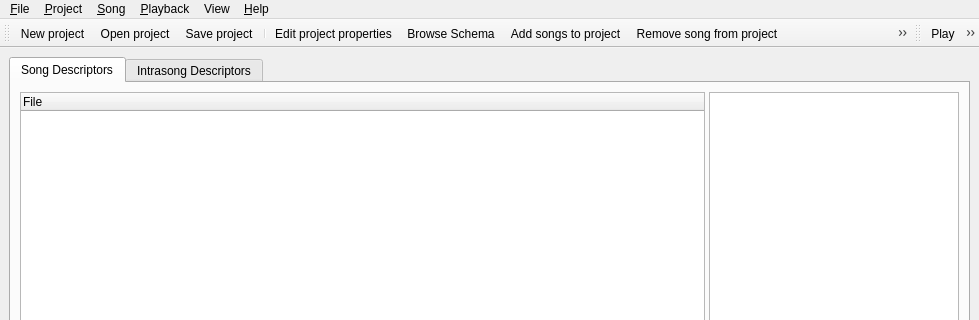
First picture: the form in CLAM_Annotator/src/Annotator.ui, repository clam-project/clam, before the edit; both pictures show x 0 to 979 and y 0 to 320 of the 979 by 611 pixel window.
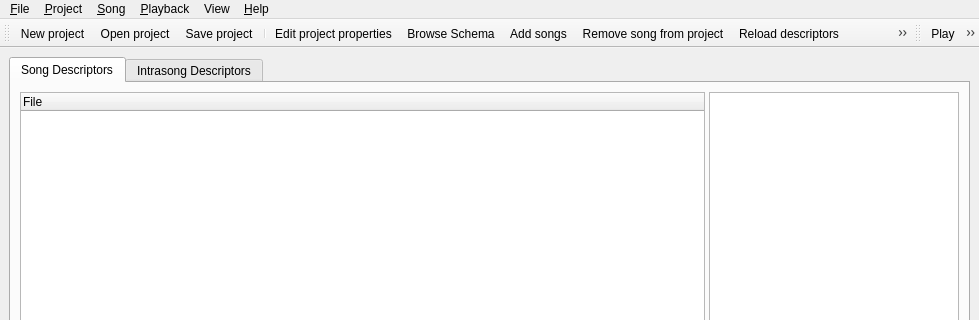
Second picture: the form after the edit. Icons and pictures are not drawn. Custom widgets are drawn as their Qt base class.

Commit message: different icons for project save and descriptors save

Diff of the .ui file:
```diff
--- a/CLAM_Annotator/src/Annotator.ui
+++ b/CLAM_Annotator/src/Annotator.ui
@@ -295,6 +295,7 @@
    <addaction name="removeSongAction" />
    <addaction name="reloadDescriptorsAction" />
    <addaction name="songComputeDescriptorsAction" />
+   <addaction name="songSaveDescriptorsAction" />
    <addaction name="separator" />
    <addaction name="helpWhatsThisAction" />
   </widget>
@@ -480,7 +481,7 @@
     <string>&amp;Add songs to project</string>
    </property>
    <property name="iconText" >
-    <string>Add songs to project</string>
+    <string>Add songs</string>
    </property>
    <property name="statusTip" >
     <string>Add songs to project</string>
```
Left out of the diff: 33 changed lines with no effect on the pictures.
